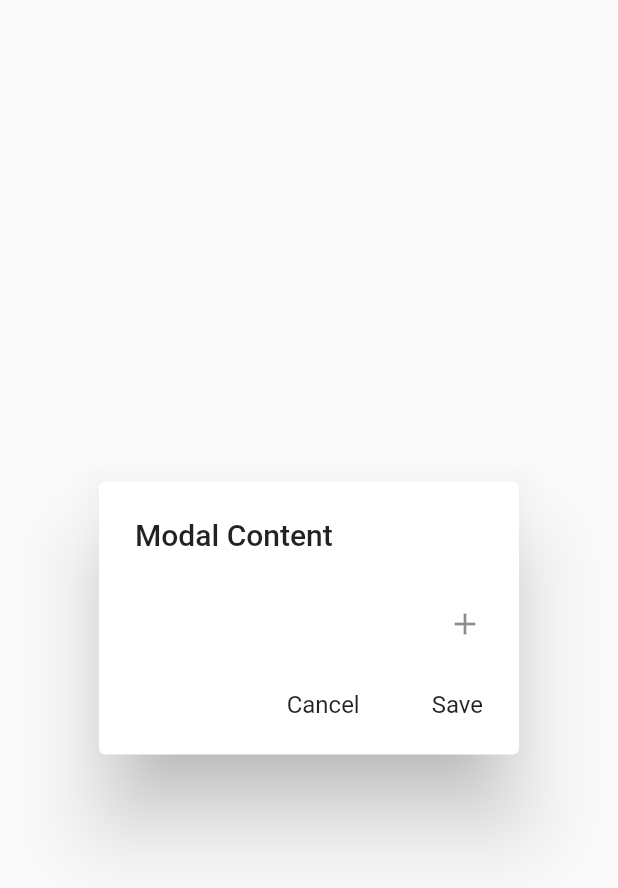
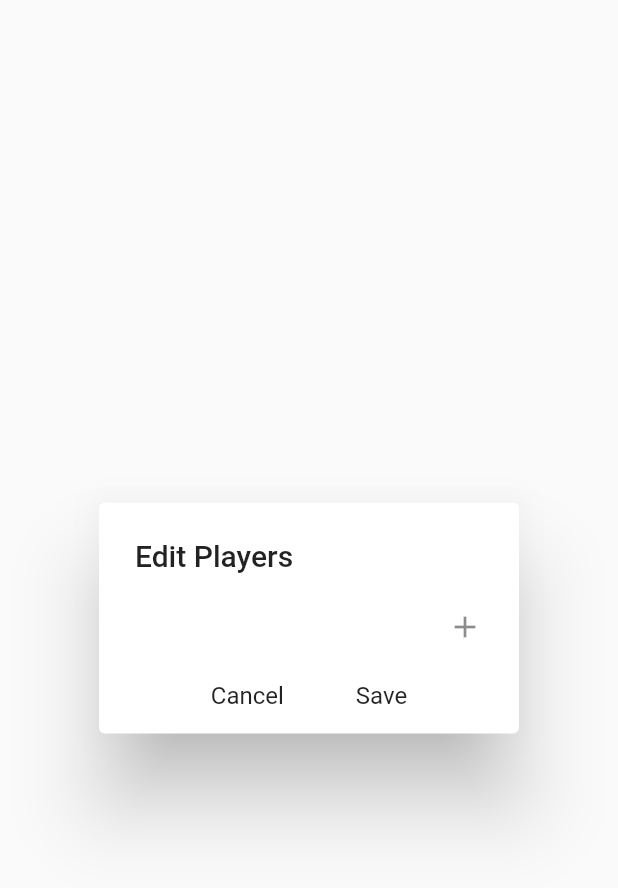
Before and after one commit to roboteng/queendomino_counter, a Flutter app: the SettingsModal widget shown alone on an empty page, opened directly with empty values, on a phone screen of 412 x 824 dp. Shown: the top 888 px of the screen. Run offline on Flutter 3.47's test engine with Material 2 defaults, Android fonts, the phone set to English and light mode, and no system bars; our stand-ins replace equatable, flutter_bloc.

Commit message:
added semantic fixes

```diff
--- a/lib/screens/scoring_screen_presenter.dart
+++ b/lib/screens/scoring_screen_presenter.dart
@@ -29,6 +29,7 @@ class _ScoringScreenPresenterState extends State<ScoringScreenPresenter> {
         ),
         actions: <Widget>[
           IconButton(
+            icon: Icon(Icons.person_add_alt, semanticLabel: "Change Players"),
             onPressed: () async {
               List<String> newPlayerNames = await showDialog(
                 context: context,
@@ -43,7 +44,6 @@ class _ScoringScreenPresenterState extends State<ScoringScreenPresenter> {
                 });
               }
             },
-            icon: Icon(Icons.person_add_alt),
           )
         ],
       ),
--- a/lib/screens/settingsModal.dart
+++ b/lib/screens/settingsModal.dart
@@ -1,3 +1,4 @@
+import 'package:flutter/cupertino.dart';
 import 'package:flutter/material.dart';
 import 'package:queendomino_counter/utils/playerList.dart';
 import 'package:queendomino_counter/widgets/saveCancel.dart';
@@ -63,7 +64,10 @@ class _SettingsModalState extends State<SettingsModal> {
             ),
           ),
           trailing: TextButton(
-            child: Icon(Icons.remove),
+            child: Icon(
+              Icons.remove,
+              semanticLabel: "Remove ${players[index].name}",
+            ),
             onPressed: () {
               setState(() {
                 players[index].delete();
@@ -88,7 +92,10 @@ class _SettingsModalState extends State<SettingsModal> {
             players[index].name = val;
           }));
         },
-        trailing: Icon(Icons.add),
+        trailing: Icon(
+          Icons.add,
+          semanticLabel: "Add New Player",
+        ),
       );
     }
   }
@@ -96,18 +103,22 @@ class _SettingsModalState extends State<SettingsModal> {
   @override
   Widget build(BuildContext context) {
     return SimpleDialog(
-      title: Text('Modal Content'),
+      contentPadding: EdgeInsets.all(8.0),
+      title: Semantics(
+        explicitChildNodes: true,
+        header: true,
+        child: Text('Edit Players'),
+      ),
       children: <Widget>[
-        Padding(
-          padding: const EdgeInsets.all(8.0),
-          child: Column(children: <Widget>[
+        Column(
+          children: <Widget>[
             for (int i in Iterable.generate(players.length + 1))
-              columnChildren(i)
-          ]),
-        ),
-        SaveCancelOptions(
-          returnParams: () => getPlayers(players),
-        ),
+              columnChildren(i),
+            SaveCancelOptions(
+              returnParams: () => getPlayers(players),
+            ),
+          ],
+        )
       ],
     );
   }
```
Also changed, not shown: lib/ui/scoring_screen_display.dart (+12 -2 lines).
